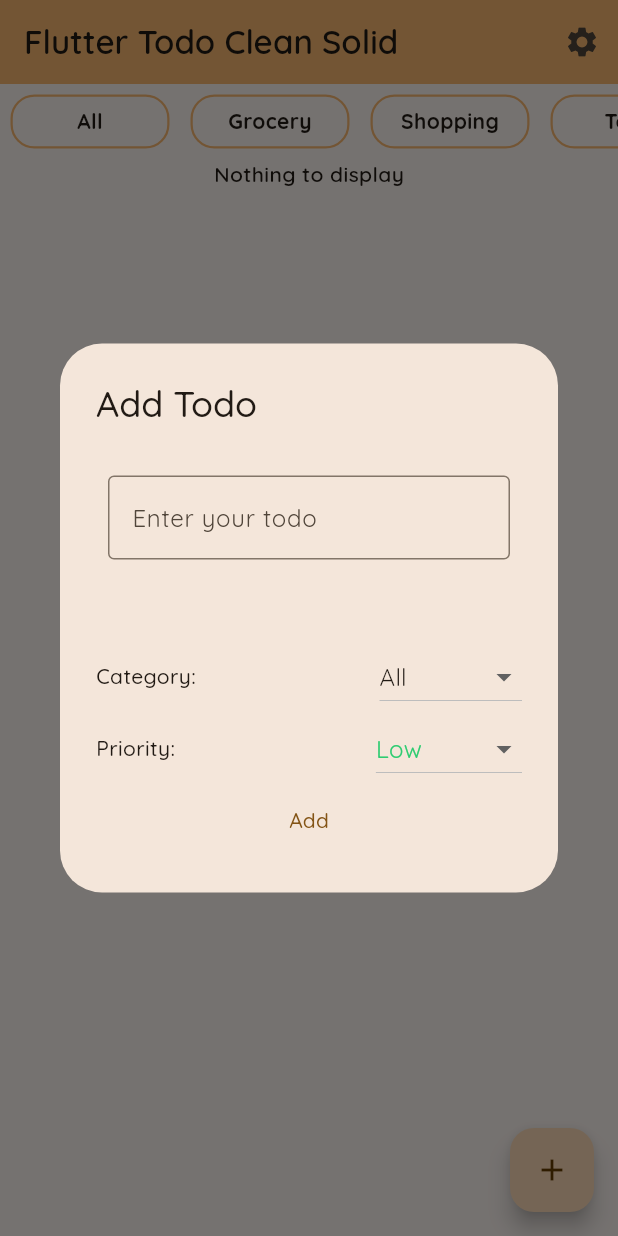
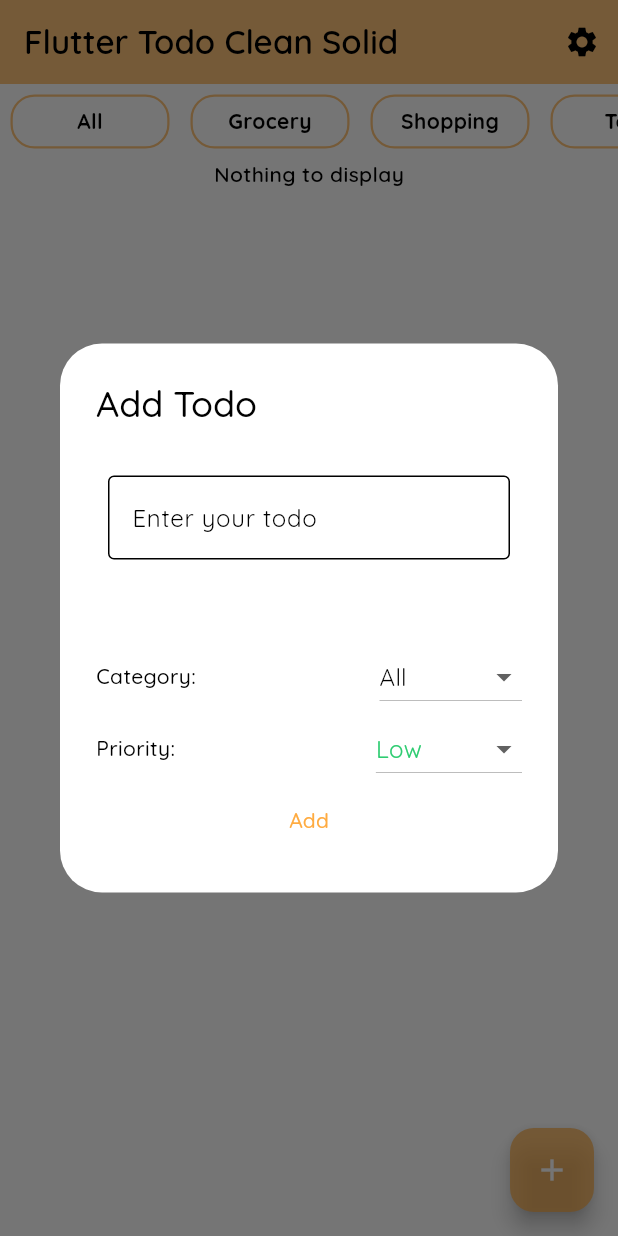
Before and after one commit to whosjorge23/todo_clean_solid, a Flutter app: the screen it shows after launch, after a tap on the "add" icon, on a phone screen of 412 x 824 dp. Run offline on Flutter 3.47's test engine with Material 2 defaults, Android fonts, the phone set to English and light mode, and no system bars; our stand-ins replace bloc, flutter_bloc, flutter_swipe_action_cell, freezed_annotation, gap, get_it and 3 more.

Commit message:
refactor theme light and dark

```diff
--- a/lib/features/todo_list/todo_list_screen.dart
+++ b/lib/features/todo_list/todo_list_screen.dart
@@ -32,7 +32,7 @@ class TodoListScreen extends StatelessWidget {
       initial: (todos) {
         return Scaffold(
           appBar: AppBar(
-            backgroundColor: Theme.of(context).colorScheme.inversePrimary,
+            backgroundColor: Theme.of(context).colorScheme.primary.withOpacity(0.7),
             title: Text(
               title,
               style: appTextStyle.getQuicksand(MyFontWeight.semiBold),
@@ -166,6 +166,7 @@ class TodoListScreen extends StatelessWidget {
             ),
           ),
           floatingActionButton: FloatingActionButton(
+            backgroundColor: Theme.of(context).colorScheme.primary.withOpacity(0.7),
             onPressed: () async {
               context.read<TodoCubit>().getTodosByCategory(TodoCategory.All);
               final todo = await _dialogBuilder(context);
--- a/lib/main.dart
+++ b/lib/main.dart
@@ -27,11 +27,12 @@ class MyApp extends StatelessWidget {
           title: 'Flutter Demo',
           theme: ThemeData(
             brightness: Brightness.light,
-            colorScheme: ColorScheme.fromSeed(seedColor: Colors.orangeAccent),
+            colorScheme: const ColorScheme.light(primary: Colors.orangeAccent),
             useMaterial3: true,
           ),
           darkTheme: ThemeData(
             brightness: Brightness.dark,
+            colorScheme: const ColorScheme.dark(primary: Colors.blue),
             useMaterial3: true,
           ),
           themeMode: state.themeMode,
--- a/lib/widgets/list_view_category.dart
+++ b/lib/widgets/list_view_category.dart
@@ -28,7 +28,7 @@ class ListViewCategory extends StatelessWidget {
               margin: const EdgeInsets.all(7),
               decoration: BoxDecoration(
                 border: Border.all(
-                  color: Theme.of(context).colorScheme.inversePrimary,
+                  color: Theme.of(context).colorScheme.primary.withOpacity(0.7),
                   width: 1.5,
                 ),
                 borderRadius: BorderRadius.circular(16),
```
